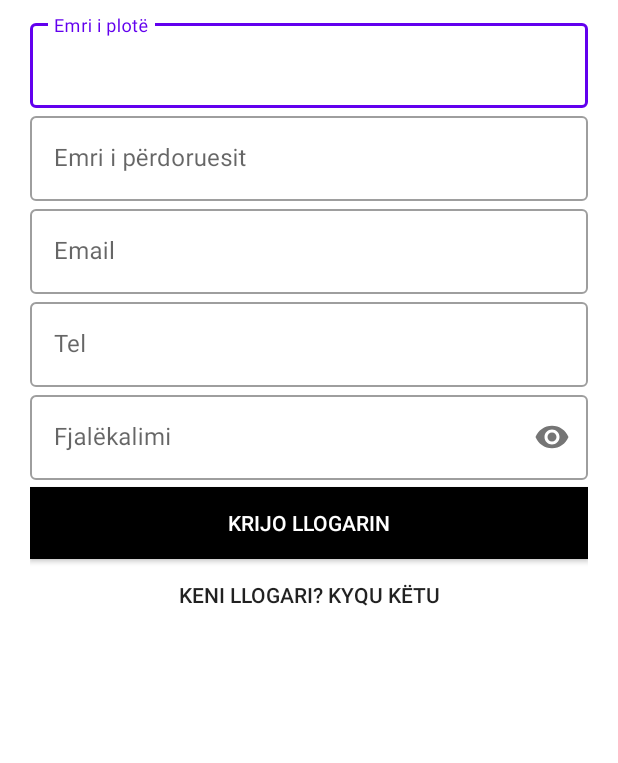
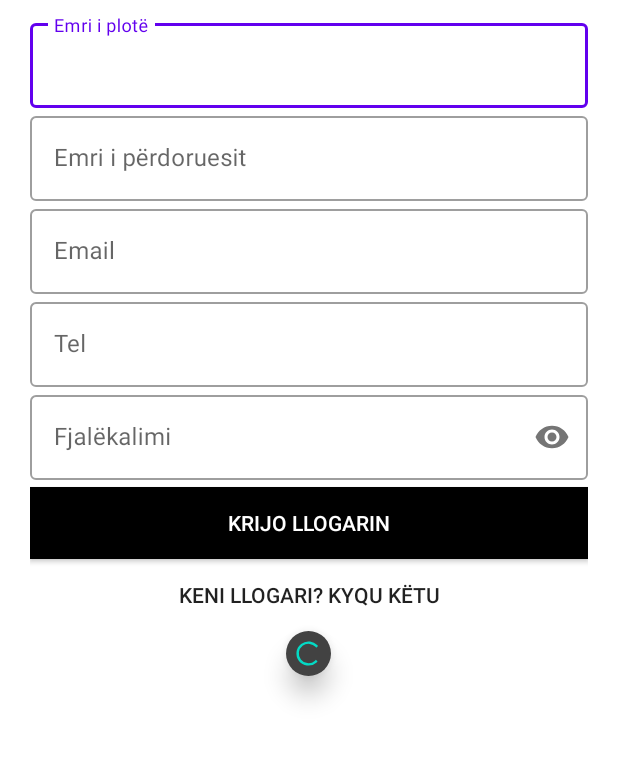
Before and after one commit to FluturaHaxhaj/MerrMeQera, an Android app: the layout activity_sign_up.xml on its own in the app's theme, with its tools: preview values and no code run, on a phone screen of 412 x 824 dp, the part 363-1126 px from its top. Run offline under Robolectric (Android 15) with nearby library versions, the phone set to English and light mode, and no system bars; Roboto replaces fonts that are not available here.

Commit message:
Permisimi i SignUp-it

```diff
--- a/app/src/main/res/layout/activity_sign_up.xml
+++ b/app/src/main/res/layout/activity_sign_up.xml
@@ -10,6 +10,7 @@
     tools:context=".SignUp">
 
     <ImageView
+        android:id="@+id/fotonalt"
         android:layout_width="150dp"
         android:layout_height="150dp"
         android:layout_marginTop="-15dp"
@@ -17,6 +18,7 @@
         android:transitionName="logo_name" />
 
     <TextView
+        android:id="@+id/mirid"
         android:layout_width="wrap_content"
         android:layout_height="wrap_content"
         android:layout_marginTop="-20dp"
@@ -27,6 +29,7 @@
         android:transitionName="logo_text" />
 
     <TextView
+        android:id="@+id/regjid"
         android:layout_width="wrap_content"
         android:layout_height="wrap_content"
         android:text="Regjistrohu dhe merr me Qera"
@@ -123,12 +126,21 @@
         android:onClick="registerUser"
         android:text="Krijo llogarin"
         android:textColor="#fff" />
+
     <Button
         android:id="@+id/reg_login_btn"
         android:layout_width="match_parent"
         android:layout_height="wrap_content"
-        android:text="Keni llogari? Kyqu këtu"
         android:background="#00000000"
-        />
+        android:onClick="callLoginScreen"
+        android:text="Keni llogari? Kyqu këtu" />
+    <ProgressBar
+        android:id="@+id/progress_bar"
+        android:layout_width="30dp"
+        android:layout_height="30dp"
+        android:layout_gravity="center"
+        android:padding="5dp"
+        android:elevation="10dp"
+        android:background="@drawable/white_circle"/>
 
 </LinearLayout>
```
Also changed, not shown: app/src/main/java/com/fiek/ppmapp/SignUp.java (+38 -4 lines).
